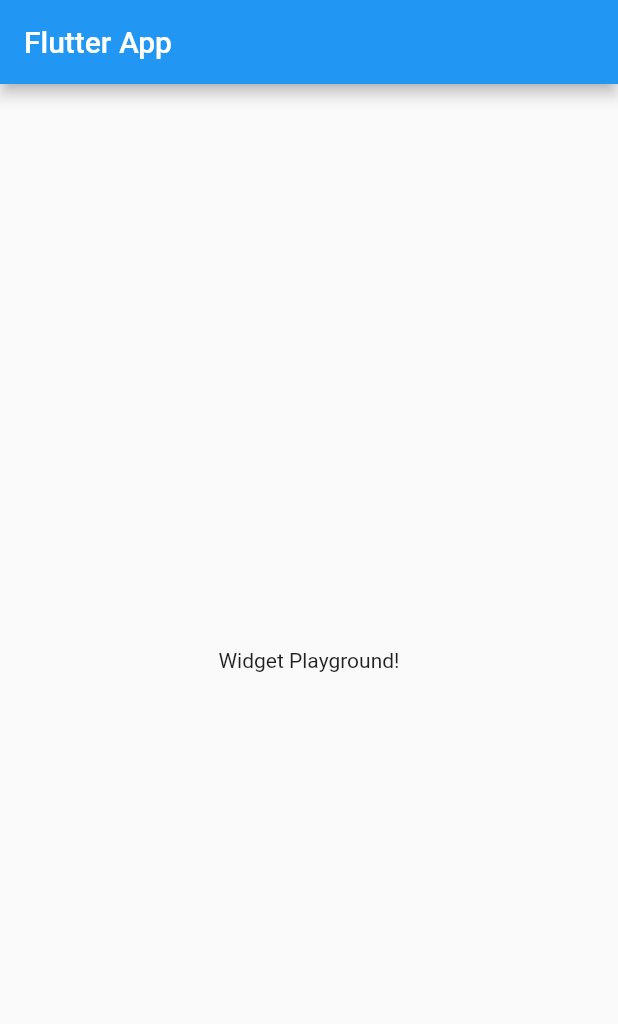
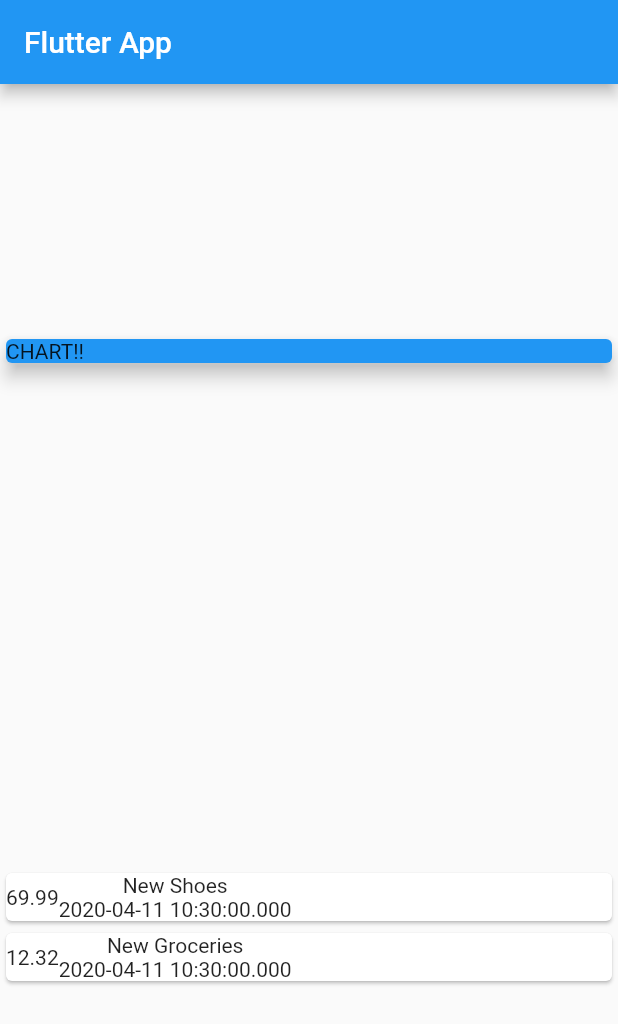
Before and after one commit to yashraj021/expense_planner, a Flutter app: the screen it shows after launch, on a phone screen of 412 x 824 dp. Shown: the top 1024 px of the screen. Run offline on Flutter 3.47's test engine with Material 2 defaults, Android fonts, the phone set to English and light mode, and no system bars.

```diff
--- a/lib/main.dart
+++ b/lib/main.dart
@@ -1,4 +1,5 @@
 import 'package:flutter/material.dart';
+import './transaction.dart';
 
 void main() => runApp(MyApp());
 
@@ -13,14 +14,59 @@ class MyApp extends StatelessWidget {
 }
 
 class MyHomePage extends StatelessWidget {
+  final List<Transaction> transactions = [
+    Transaction(
+      id: 't1',
+      title: 'New Shoes',
+      amount: 69.99,
+      date: DateTime.now(),
+    ),
+    Transaction(
+      id: 't2',
+      title: 'New Groceries',
+      amount: 12.32,
+      date: DateTime.now(),
+    ),
+  ];
+
   @override
   Widget build(BuildContext context) {
     return Scaffold(
       appBar: AppBar(
         title: Text('Flutter App'),
       ),
-      body: Center(
-        child: Text('Widget Playground!'),
+      body: Column(
+        mainAxisAlignment: MainAxisAlignment.spaceAround,
+        crossAxisAlignment: CrossAxisAlignment.stretch,
+        children: <Widget>[
+          Container(
+            width: double.infinity,
+            child: Card(
+              color: Colors.blue,
+              child: Text('CHART!!'),
+              elevation: 5,
+            ),
+          ),
+          Column(
+            children: transactions.map((tx) {
+              return Card(
+                child: Row(
+                  children: <Widget>[
+                    Container(
+                      child: Text(
+                        tx.amount.toString(),
+                      ),
+                    ),
+                    Column(children: <Widget>[
+                      Text(tx.title),
+                      Text(tx.date.toString()),
+                    ],)
+                  ],
+                ),
+              );
+            }).toList(),
+          ),
+        ],
       ),
     );
   }
--- /dev/null
+++ b/lib/transaction.dart
@@ -0,0 +1,15 @@
+import 'package:flutter/foundation.dart';
+
+class Transaction {
+  final String id;
+  final String title;
+  final double amount;
+  final DateTime  date;
+
+  Transaction({
+    @required this.id,
+    @required this.title,
+    @required this.amount,
+    @required this.date
+  });
+}
```
